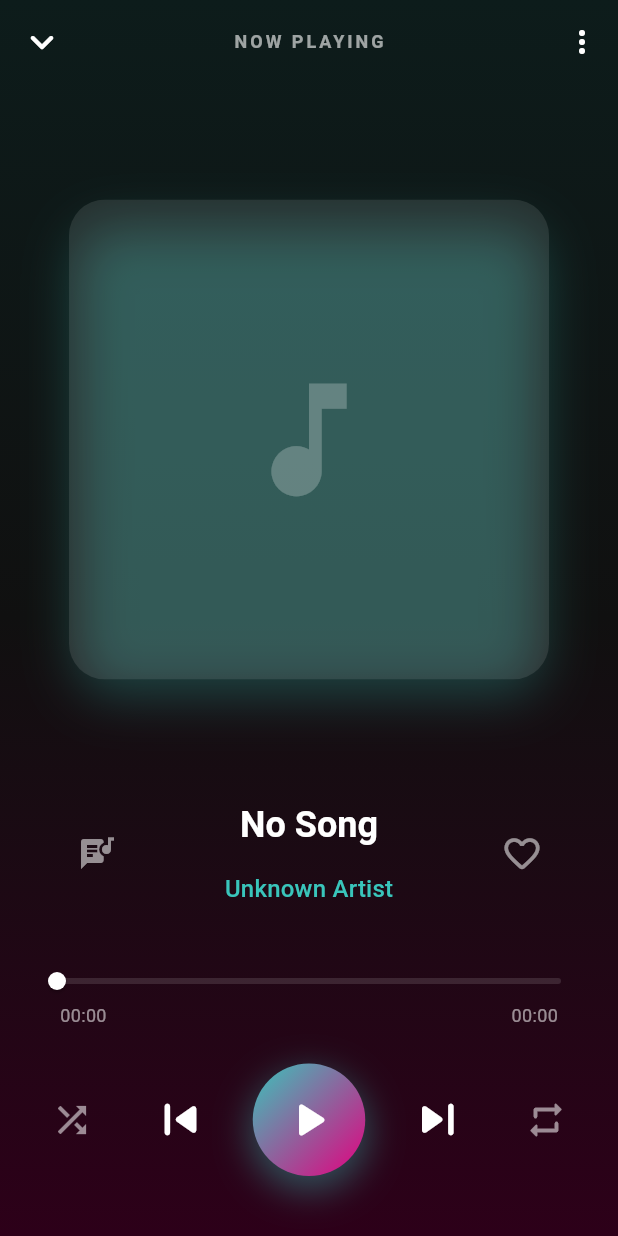
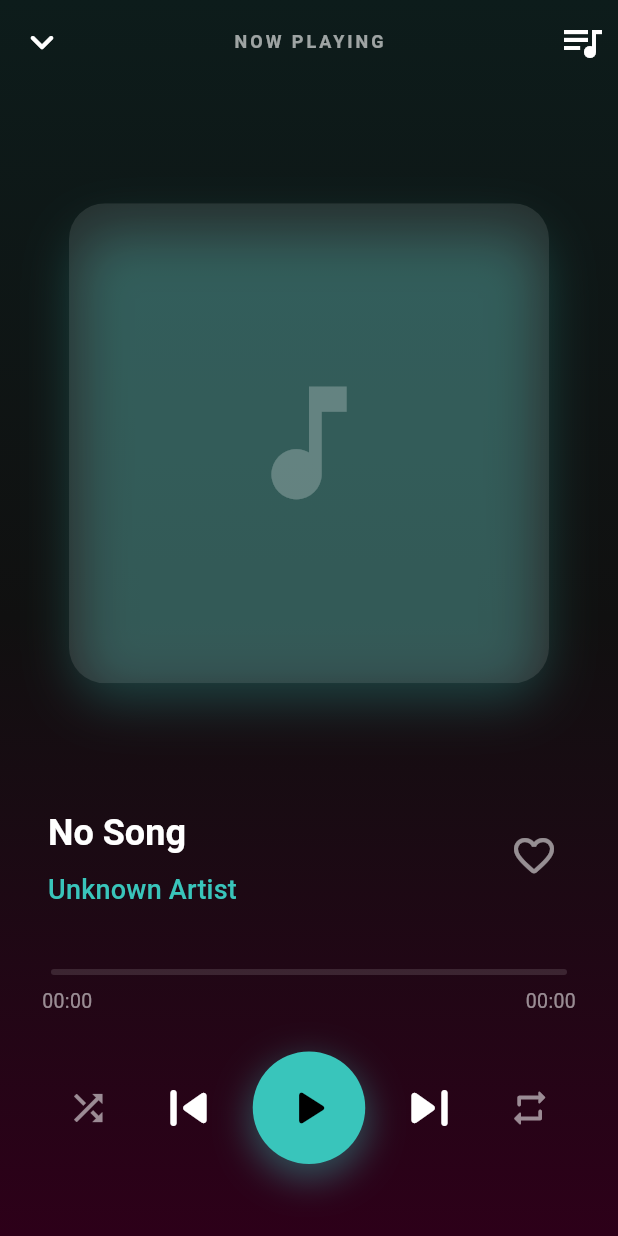
Before and after one commit to Ejre/Music-App-Player, a Flutter app: the FullPlayerPage screen opened directly, on a phone screen of 412 x 824 dp. Run offline on Flutter 3.47's test engine with Material 3 defaults, Android fonts, the phone set to English and light mode, and no system bars; our stand-ins replace audio_service, dartz, equatable, flutter_bloc, get_it, hive_flutter and 5 more; accounts and stored records are empty.

Commit message:
Update Player UI

```diff
--- a/lib/features/player/presentation/pages/player_page.dart
+++ b/lib/features/player/presentation/pages/player_page.dart
@@ -59,49 +59,11 @@ class _FullPlayerPageState extends State<FullPlayerPage> {
         ),
         actions: [
            IconButton(
-             icon: const Icon(Icons.more_vert, color: Colors.white),
+             icon: Icon(_showLyrics ? Icons.image : Icons.queue_music, color: Colors.white, size: 32),
              onPressed: () {
-               showModalBottomSheet(
-                 context: context,
-                 backgroundColor: const Color(0xFF1B0526),
-                 shape: const RoundedRectangleBorder(
-                   borderRadius: BorderRadius.vertical(top: Radius.circular(20)),
-                 ),
-                 builder: (context) {
-                   return SafeArea(
-                     child: Column(
-                       mainAxisSize: MainAxisSize.min,
-                       children: [
-                         ListTile(
-                           leading: const Icon(Icons.playlist_add, color: Colors.white),
-                           title: const Text('Add to Playlist', style: TextStyle(color: Colors.white)),
-                           onTap: () {
-                             Navigator.pop(context);
-                             // TODO: Implement Add to Playlist
-                           },
-                         ),
-                         ListTile(
-                           leading: const Icon(Icons.timer, color: Colors.white),
-                           title: const Text('Sleep Timer', style: TextStyle(color: Colors.white)),
-                           onTap: () {
-                             Navigator.pop(context);
-                             // TODO: Implement Sleep Timer
-                           },
-                         ),
-                         const Divider(color: Colors.white24),
-                         ListTile(
-                           leading: const Icon(Icons.close, color: Colors.white),
-                           title: const Text('Close Player', style: TextStyle(color: Colors.white)),
-                           onTap: () {
-                             Navigator.pop(context); // Close sheet
-                             Navigator.pop(context); // Close player
-                           },
-                         ),
-                       ],
-                     ),
-                   );
-                 },
-               );
+               setState(() {
+                 _showLyrics = !_showLyrics;
+               });
              }
            ),
         ],
@@ -223,48 +185,38 @@ class _FullPlayerPageState extends State<FullPlayerPage> {
                   builder: (context, state) {
                     final song = state.currentSong;
                     return Padding(
-                      padding: const EdgeInsets.symmetric(horizontal: 16.0),
+                      padding: const EdgeInsets.symmetric(horizontal: 8.0),
                       child: Row(
                         mainAxisAlignment: MainAxisAlignment.spaceBetween,
+                        crossAxisAlignment: CrossAxisAlignment.center,
                         children: [
-                           // Lyrics Toggle
-                           IconButton(
-                             icon: Icon(Icons.lyrics_rounded,
-                               color: _showLyrics ? const Color(0xFF39C5BB) : Colors.white54
-                             ),
-                             onPressed: () {
-                               setState(() {
-                                 _showLyrics = !_showLyrics;
-                               });
-                             },
-                           ),
-
                            Expanded(
                              child: Column(
+                               crossAxisAlignment: CrossAxisAlignment.start, // LEFT ALIGNED
                                children: [
                                  SizedBox(
-                                   height: 40, // Constrain height for scrolling text
-                                   child: Center(
+                                   height: 40,
+                                   child: Align(
+                                     alignment: Alignment.centerLeft,
                                      child: ScrollingText(
                                        text: song?.title ?? "No Song",
                                        style: theme.textTheme.headlineSmall?.copyWith(
                                          color: Colors.white,
                                          fontWeight: FontWeight.bold,
+                                         fontSize: 24,
                                        ),
                                      ),
                                    ),
                                  ),
-                                 const SizedBox(height: 8),
-                                 SizedBox(
-                                   height: 30, // Constrain height for secondary text
-                                   child: Center(
-                                     child: ScrollingText(
-                                       text: song?.artist ?? "Unknown Artist",
-                                       style: theme.textTheme.titleMedium?.copyWith(
-                                         color: const Color(0xFF39C5BB), // Cyan Artist
-                                       ),
-                                     ),
+                                 const SizedBox(height: 4),
+                                 Text(
+                                   song?.artist ?? "Unknown Artist",
+                                   style: theme.textTheme.titleMedium?.copyWith(
+                                     color: const Color(0xFF39C5BB), // Cyan Artist
+                                     fontSize: 18,
                                    ),
+                                   maxLines: 1,
+                                   overflow: TextOverflow.ellipsis,
                                  ),
                                ],
                              ),
@@ -281,8 +233,8 @@ class _FullPlayerPageState extends State<FullPlayerPage> {
                                return IconButton(
                                  icon: Icon(
                                    isFavorite ? Icons.favorite : Icons.favorite_border_rounded,
-                                   color: isFavorite ? const Color(0xFFE4007F) : Colors.white54, // Pink heart
-                                   size: 28,
+                                   color: isFavorite ? const Color(0xFF39C5BB) : Colors.white54, // Cyan active
+                                   size: 32,
                                  ),
                                  onPressed: () {
                                    if (song != null) {
@@ -319,12 +271,13 @@ class _FullPlayerPageState extends State<FullPlayerPage> {
                             SliderTheme(
                               data: SliderTheme.of(context).copyWith(
                                 trackHeight: 4,
-                                thumbShape: const RoundSliderThumbShape(enabledThumbRadius: 6),
-                                overlayShape: const RoundSliderOverlayShape(overlayRadius: 14),
+                                thumbShape: const RoundSliderThumbShape(enabledThumbRadius: 0), // Hidden thumb per reference (or very small)
+                                overlayShape: const RoundSliderOverlayShape(overlayRadius: 10),
                                 activeTrackColor: const Color(0xFF39C5BB), // Cyan Track
                                 inactiveTrackColor: Colors.white12,
-                                thumbColor: Colors.white,
+                                thumbColor: const Color(0xFF39C5BB),
                                 overlayColor: const Color(0xFF39C5BB).withOpacity(0.2),
+                                trackShape: const RoundedRectSliderTrackShape(),
                               ),
                               child: Slider(
                                 min: 0.0,
@@ -342,14 +295,14 @@ class _FullPlayerPageState extends State<FullPlayerPage> {
                               ),
                             ),
                             Padding(
-                              padding: const EdgeInsets.symmetric(horizontal: 16),
+                              padding: const EdgeInsets.symmetric(horizontal: 4), // Aligned with slider
                               child: Row(
                                 mainAxisAlignment: MainAxisAlignment.spaceBetween,
                                 children: [
                                   Text(_formatDuration(Duration(milliseconds: value.round())),
-                                    style: const TextStyle(color: Colors.white54, fontSize: 12)),
+                                    style: const TextStyle(color: Colors.white54, fontSize: 13)),
                                   Text(_formatDuration(state.duration),
-                                    style: const TextStyle(color: Colors.white54, fontSize: 12)),
+                                    style: const TextStyle(color: Colors.white54, fontSize: 13)),
                                 ],
                               ),
                             ),
@@ -370,7 +323,7 @@ class _FullPlayerPageState extends State<FullPlayerPage> {
                      previous.loopMode != current.loopMode,
                   builder: (context, state) {
                     return Row(
-                      mainAxisAlignment: MainAxisAlignment.spaceBetween,
+                      mainAxisAlignment: MainAxisAlignment.spaceEvenly,
                       children: [
                         // Shuffle
                         IconButton(
@@ -382,11 +335,11 @@ class _FullPlayerPageState extends State<FullPlayerPage> {
 
                         // Previous
                         IconButton(
-                          icon: const Icon(Icons.skip_previous_rounded, size: 42, color: Colors.white),
+                          icon: const Icon(Icons.skip_previous_rounded, size: 48, color: Colors.white),
                           onPressed: () => context.read<PlayerBloc>().add(PlayerPrevious()),
                         ),
 
-                        // Play/Pause - Miku Gradient
+                        // Play/Pause - Cyan Circle
                         GestureDetector(
                           onTap: () {
                             if (state.status == bloc_state.PlayerStatus.playing) {
@@ -400,11 +353,7 @@ class _FullPlayerPageState extends State<FullPlayerPage> {
                             width: 75,
                             decoration: BoxDecoration(
                               shape: BoxShape.circle,
-                              gradient: const LinearGradient(
-                                colors: [Color(0xFF39C5BB), Color(0xFFE4007F)], // Cyan to Pink
-                                begin: Alignment.topLeft,
-                                end: Alignment.bottomRight,
-                              ),
+                              color: const Color(0xFF39C5BB), // Solid Cyan
                               boxShadow: [
                                 BoxShadow(
                                   color: const Color(0xFF39C5BB).withOpacity(0.4),
@@ -419,14 +368,14 @@ class _FullPlayerPageState extends State<FullPlayerPage> {
                                   ? Icons.pause_rounded
                                   : Icons.play_arrow_rounded,
                               size: 40,
-                              color: Colors.white,
+                              color: Colors.black, // Dark Icon
                             ),
                           ),
                         ),
 
                         // Next
                         IconButton(
-                          icon: const Icon(Icons.skip_next_rounded, size: 42, color: Colors.white),
+                          icon: const Icon(Icons.skip_next_rounded, size: 48, color: Colors.white),
                           onPressed: () => context.read<PlayerBloc>().add(PlayerNext()),
                         ),
 
@@ -436,7 +385,7 @@ class _FullPlayerPageState extends State<FullPlayerPage> {
                              state.loopMode == bloc_state.LoopMode.one
                                ? Icons.repeat_one_rounded
                                : Icons.repeat_rounded,
-                             color: state.loopMode != bloc_state.LoopMode.off ? Colors.purpleAccent : Colors.white54,
+                             color: state.loopMode != bloc_state.LoopMode.off ? const Color(0xFF39C5BB) : Colors.white54,
                              size: 28,
                           ),
                           onPressed: () => context.read<PlayerBloc>().add(PlayerRepeat()),
@@ -446,7 +395,7 @@ class _FullPlayerPageState extends State<FullPlayerPage> {
                   },
                 ),
 
-                const SizedBox(height: 40),
+                const SizedBox(height: 48),
               ],
             ),
           ),
```
